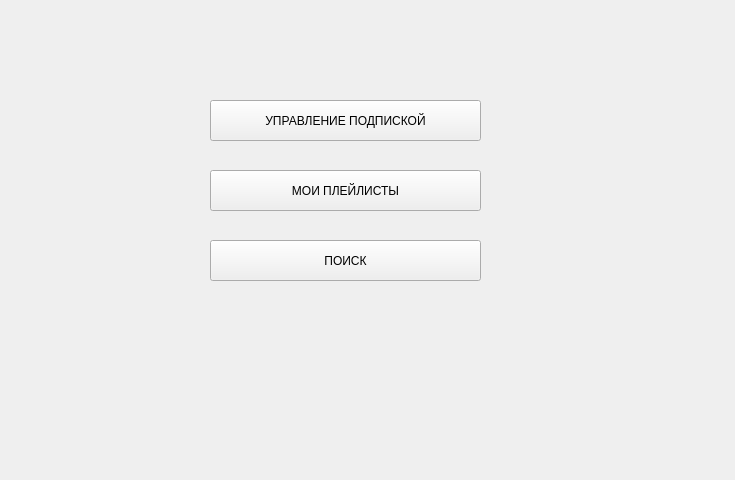
Before: the Qt Designer form Coursework_DB/testFrontend/Views/menuview.ui in Juliasunn/BMSTU, drawn with Qt 5.
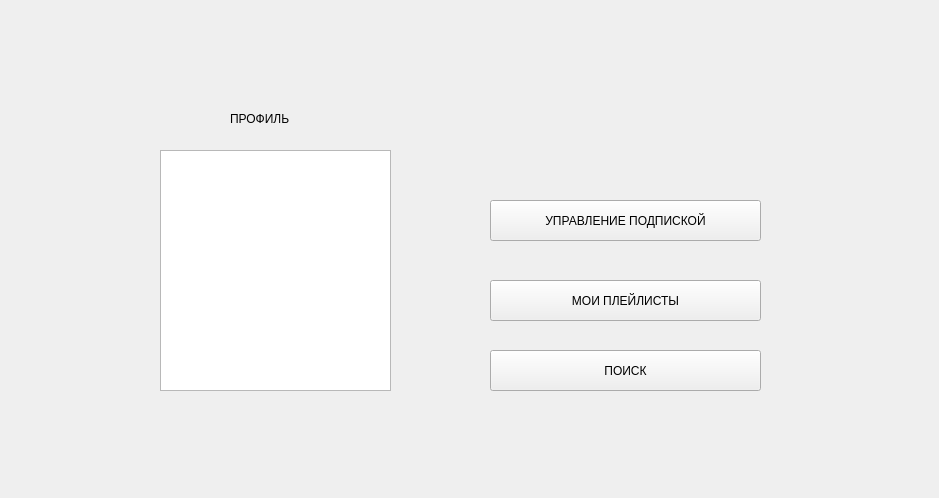
After: the same form once the commit is applied.

```diff
--- a/Coursework_DB/testFrontend/Views/menuview.ui
+++ b/Coursework_DB/testFrontend/Views/menuview.ui
@@ -6,8 +6,8 @@
    <rect>
     <x>0</x>
     <y>0</y>
-    <width>735</width>
-    <height>480</height>
+    <width>939</width>
+    <height>498</height>
    </rect>
   </property>
   <property name="windowTitle">
@@ -16,8 +16,8 @@
   <widget class="QPushButton" name="pushButton">
    <property name="geometry">
     <rect>
-     <x>210</x>
-     <y>100</y>
+     <x>490</x>
+     <y>200</y>
      <width>271</width>
      <height>41</height>
     </rect>
@@ -29,8 +29,8 @@
   <widget class="QPushButton" name="btnPlaylists">
    <property name="geometry">
     <rect>
-     <x>210</x>
-     <y>170</y>
+     <x>490</x>
+     <y>280</y>
      <width>271</width>
      <height>41</height>
     </rect>
@@ -42,8 +42,8 @@
   <widget class="QPushButton" name="btnArtisis_2">
    <property name="geometry">
     <rect>
-     <x>210</x>
-     <y>240</y>
+     <x>490</x>
+     <y>350</y>
      <width>271</width>
      <height>41</height>
     </rect>
@@ -52,6 +52,38 @@
     <string>ПОИСК</string>
    </property>
   </widget>
+  <widget class="QLabel" name="label">
+   <property name="geometry">
+    <rect>
+     <x>230</x>
+     <y>110</y>
+     <width>81</width>
+     <height>17</height>
+    </rect>
+   </property>
+   <property name="text">
+    <string>ПРОФИЛЬ</string>
+   </property>
+  </widget>
+  <widget class="QTableView" name="listView">
+   <property name="geometry">
+    <rect>
+     <x>160</x>
+     <y>150</y>
+     <width>231</width>
+     <height>241</height>
+    </rect>
+   </property>
+   <attribute name="horizontalHeaderVisible">
+    <bool>false</bool>
+   </attribute>
+   <attribute name="horizontalHeaderDefaultSectionSize">
+    <number>130</number>
+   </attribute>
+   <attribute name="verticalHeaderDefaultSectionSize">
+    <number>57</number>
+   </attribute>
+  </widget>
  </widget>
  <resources/>
  <connections/>
```
